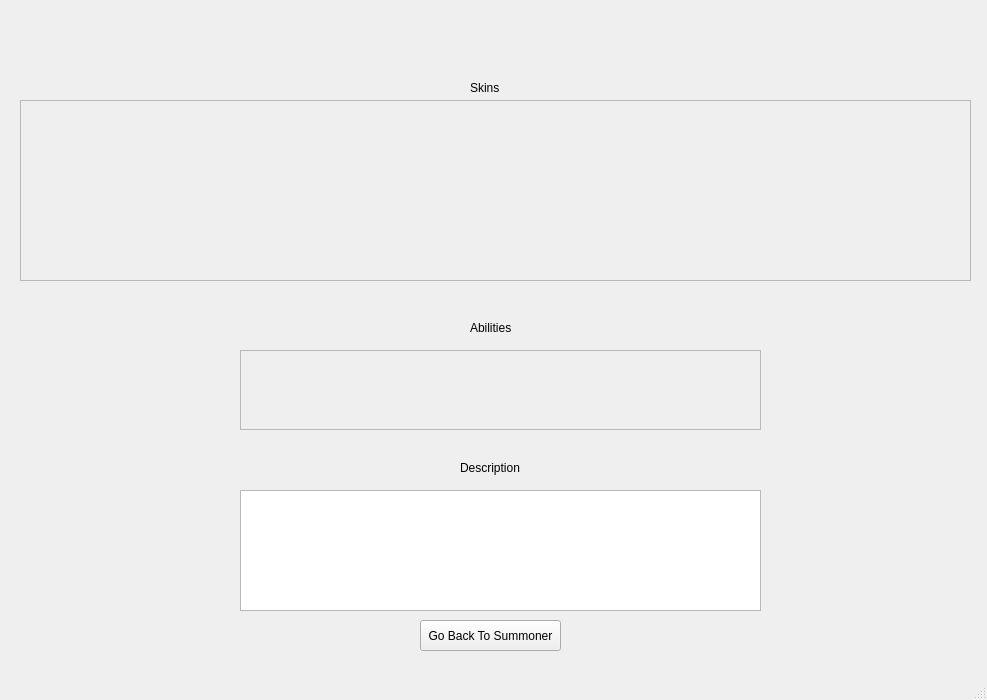
Above: LeagueProfileFetcher/champion_description.ui from BaoPun/LeagueProfileFetcher before the change. Below: the same form after it.
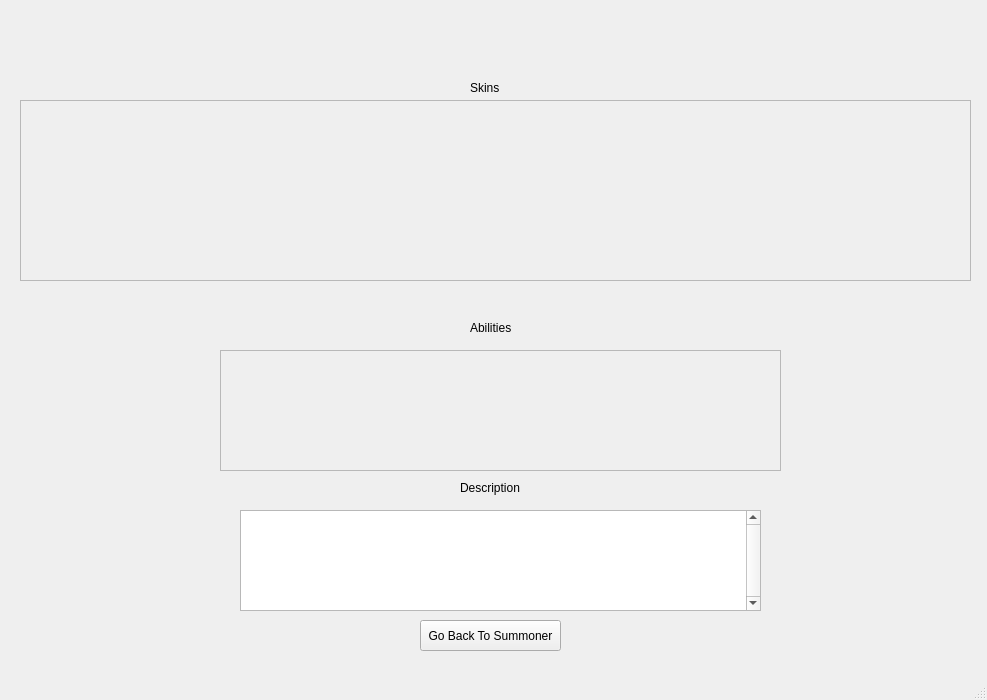
That is the form after the change.

Commit message: Added the ability to view descriptions of each ability upon clicking.

```diff
--- a/LeagueProfileFetcher/champion_description.ui
+++ b/LeagueProfileFetcher/champion_description.ui
@@ -98,10 +98,10 @@
    <widget class="QScrollArea" name="ability_list">
     <property name="geometry">
      <rect>
-      <x>240</x>
+      <x>220</x>
       <y>350</y>
-      <width>521</width>
-      <height>80</height>
+      <width>561</width>
+      <height>121</height>
      </rect>
     </property>
     <property name="widgetResizable">
@@ -112,8 +112,8 @@
       <rect>
        <x>0</x>
        <y>0</y>
-       <width>519</width>
-       <height>78</height>
+       <width>559</width>
+       <height>119</height>
       </rect>
      </property>
     </widget>
@@ -122,17 +122,26 @@
     <property name="geometry">
      <rect>
       <x>240</x>
-      <y>490</y>
+      <y>510</y>
       <width>521</width>
-      <height>121</height>
+      <height>101</height>
      </rect>
     </property>
+    <property name="verticalScrollBarPolicy">
+     <enum>Qt::ScrollBarAlwaysOn</enum>
+    </property>
+    <property name="horizontalScrollBarPolicy">
+     <enum>Qt::ScrollBarAlwaysOff</enum>
+    </property>
+    <property name="sizeAdjustPolicy">
+     <enum>QAbstractScrollArea::AdjustToContents</enum>
+    </property>
    </widget>
    <widget class="QLabel" name="ability_description_label">
     <property name="geometry">
      <rect>
       <x>460</x>
-      <y>460</y>
+      <y>480</y>
       <width>71</width>
       <height>16</height>
      </rect>
```
Left out of the diff: 10 changed lines with no effect on the pictures. The commit also changes 6 other files.
